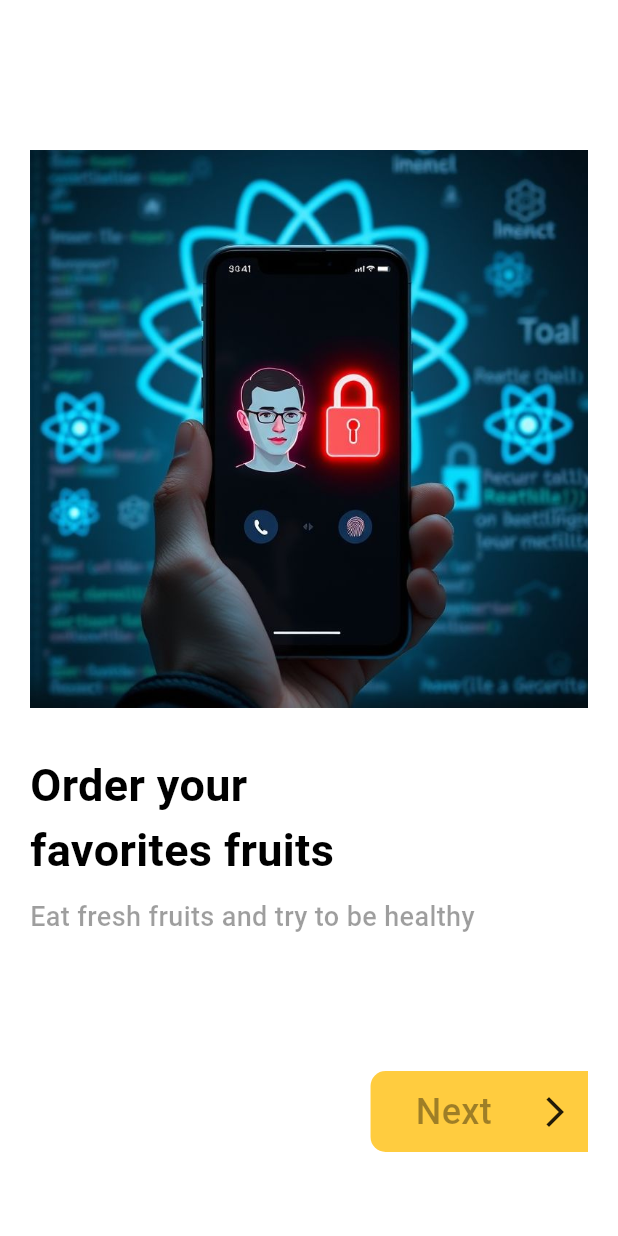
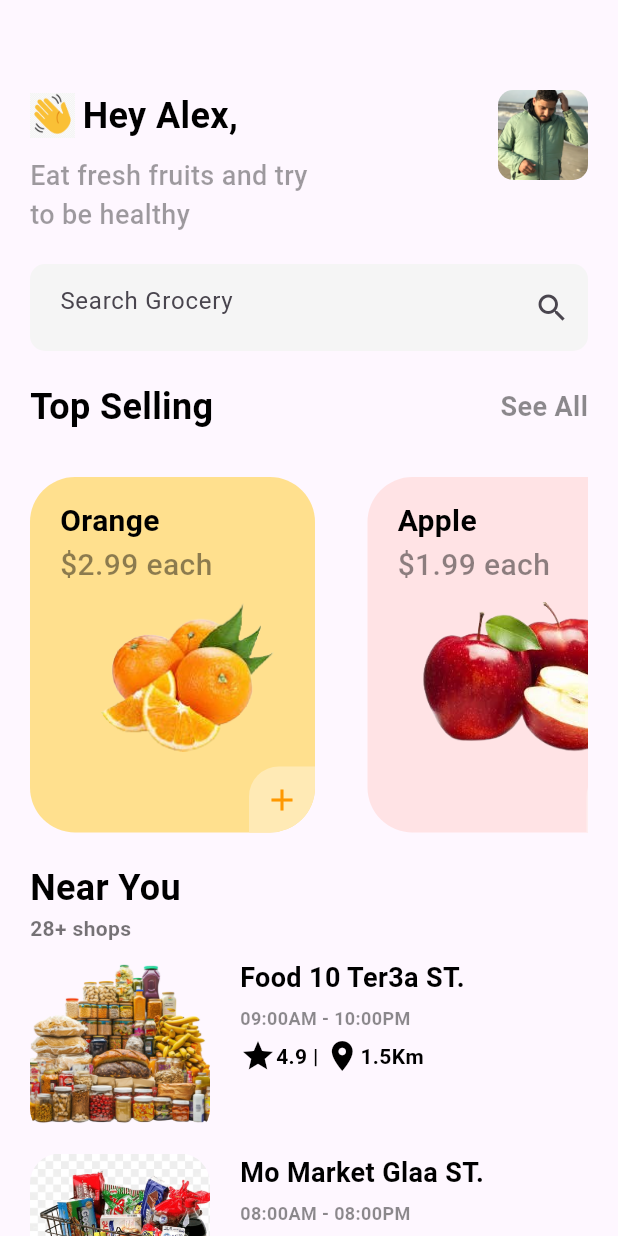
Before and after one commit to ahmedfouad01099/flutterGrocery, a Flutter app: the screen it shows after launch, on a phone screen of 412 x 824 dp. Run offline on Flutter 3.47's test engine with Material 3 defaults, Android fonts, the phone set to English and light mode, and no system bars.

Commit message:
finish designing of grocery market home screen including search bar, top selling list and near you shop list

```diff
--- a/lib/main.dart
+++ b/lib/main.dart
@@ -1,4 +1,5 @@
 import 'package:flutter/material.dart';
+import 'package:fluttergrocery/pages/home.dart';
 import 'package:fluttergrocery/pages/landing.dart';
 
 void main() {
@@ -32,7 +33,7 @@ class MyApp extends StatelessWidget {
         // tested with just a hot reload.
         colorScheme: ColorScheme.fromSeed(seedColor: Colors.deepPurple),
       ),
-      home: Landing(),
+      home: Home(),
     );
   }
 }
--- /dev/null
+++ b/lib/pages/home.dart
@@ -0,0 +1,423 @@
+import 'package:flutter/material.dart';
+
+class Home extends StatefulWidget {
+  const Home({super.key});
+
+  @override
+  State<Home> createState() => _HomeState();
+}
+
+class _HomeState extends State<Home> {
+  @override
+  Widget build(BuildContext context) {
+    return Scaffold(
+      body: Container(
+        padding: EdgeInsets.only(top: 60, left: 20, right: 20),
+        child: Column(
+          crossAxisAlignment: CrossAxisAlignment.start,
+          children: [
+            Row(
+              crossAxisAlignment: CrossAxisAlignment.start,
+              mainAxisAlignment: MainAxisAlignment.spaceBetween,
+              children: [
+                Column(
+                  crossAxisAlignment: CrossAxisAlignment.start,
+                  children: [
+                    Row(
+                      children: [
+                        Image.asset(
+                          'images/wave.png',
+                          height: 30,
+                          width: 30,
+                          fit: BoxFit.cover,
+                        ),
+                        SizedBox(width: 5),
+                        Text(
+                          "Hey Alex,",
+                          style: TextStyle(
+                            color: Colors.black,
+                            fontSize: 24,
+                            fontWeight: FontWeight.bold,
+                          ),
+                        ),
+                      ],
+                    ),
+                    SizedBox(height: 10),
+                    Text(
+                      "Eat fresh fruits and try\nto be healthy",
+                      style: TextStyle(
+                        color: Colors.black38,
+                        fontSize: 18,
+                        fontWeight: FontWeight.w500,
+                      ),
+                    ),
+                  ],
+                ),
+                ClipRRect(
+                  borderRadius: BorderRadius.circular(10),
+                  child: Image.asset(
+                    'images/ahmed.png',
+                    height: 60,
+                    width: 60,
+                    fit: BoxFit.cover,
+                  ),
+                ),
+              ],
+            ),
+
+            SizedBox(height: 20),
+
+            Expanded(
+              child: SingleChildScrollView(
+                child: Column(
+                  crossAxisAlignment: CrossAxisAlignment.start,
+                  children: [
+                    Container(
+                      padding: EdgeInsets.only(left: 20, top: 5, bottom: 5),
+                      width: MediaQuery.of(context).size.width,
+                      decoration: BoxDecoration(
+                        color: Color(0xfff5f5f5),
+                        borderRadius: BorderRadius.circular(10),
+                      ),
+                      child: TextField(
+                        decoration: InputDecoration(
+                          border: InputBorder.none,
+                          hintText: "Search Grocery",
+                          suffixIcon: Icon(Icons.search_outlined),
+                        ),
+                      ),
+                    ),
+                    SizedBox(height: 20),
+                    Row(
+                      mainAxisAlignment: MainAxisAlignment.spaceBetween,
+                      children: [
+                        Text(
+                          "Top Selling",
+                          style: TextStyle(
+                            color: Colors.black,
+                            fontSize: 24,
+                            fontWeight: FontWeight.bold,
+                          ),
+                        ),
+                        Text(
+                          "See All",
+                          style: TextStyle(
+                            color: Colors.black45,
+                            fontSize: 18,
+                            fontWeight: FontWeight.bold,
+                          ),
+                        ),
+                      ],
+                    ),
+
+                    SizedBox(height: 30),
+
+                    Container(
+                      height: 237,
+                      child: ListView(
+                        scrollDirection: Axis.horizontal,
+                        children: [
+                          Container(
+                            width: 190, // Add a fixed width for the card
+                            margin: EdgeInsets.only(
+                              right: 15,
+                            ), // Add some spacing between cards
+                            padding: EdgeInsets.only(
+                              top: 15,
+                              left: 20,
+                            ), // Add padding inside the card
+                            decoration: BoxDecoration(
+                              color: Color(0xffffe08e),
+                              borderRadius: BorderRadius.circular(
+                                30,
+                              ), // Optional: rounded corners
+                            ),
+                            child: Column(
+                              crossAxisAlignment: CrossAxisAlignment.start,
+                              children: [
+                                Text(
+                                  "Orange",
+                                  style: TextStyle(
+                                    color: Colors.black,
+                                    fontSize: 20,
+                                    fontWeight: FontWeight.bold,
+                                  ),
+                                ),
+                                Text(
+                                  "\$2.99 each",
+                                  style: TextStyle(
+                                    color: Colors.black45,
+                                    fontSize: 20,
+                                    fontWeight: FontWeight.w500,
+                                  ),
+                                ),
+                                SizedBox(height: 10),
+                                Center(
+                                  // Center the image
+                                  child: Image.asset(
+                                    'images/orange.png',
+                                    height: 100,
+                                  ),
+                                ),
+                                SizedBox(height: 10),
+                                Row(
+                                  mainAxisAlignment:
+                                      MainAxisAlignment
+                                          .end, // This will now work properly
+                                  children: [
+                                    Container(
+                                      padding: EdgeInsets.all(10),
+                                      decoration: BoxDecoration(
+                                        color: Color(0xFFFFEAB5),
+                                        borderRadius: BorderRadius.only(
+                                          bottomRight: Radius.circular(30),
+                                          topLeft: Radius.circular(20),
+                                        ), // Optional: rounded corners
+                                      ),
+                                      child: Icon(
+                                        Icons.add,
+                                        color: Colors.orange,
+                                      ),
+                                    ),
+                                  ],
+                                ),
+                              ],
+                            ),
+                          ),
+
+                          SizedBox(width: 20),
+
+                          Container(
+                            width: 190, // Add a fixed width for the card
+                            margin: EdgeInsets.only(
+                              right: 15,
+                            ), // Add some spacing between cards
+                            padding: EdgeInsets.only(
+                              top: 15,
+                              left: 20,
+                            ), // Add padding inside the card
+                            decoration: BoxDecoration(
+                              color: Color(0xffffe3e5),
+                              borderRadius: BorderRadius.circular(
+                                30,
+                              ), // Optional: rounded corners
+                            ),
+                            child: Column(
+                              crossAxisAlignment: CrossAxisAlignment.start,
+                              children: [
+                                Text(
+                                  "Apple",
+                                  style: TextStyle(
+                                    color: Colors.black,
+                                    fontSize: 20,
+                                    fontWeight: FontWeight.bold,
+                                  ),
+                                ),
+                                Text(
+                                  "\$1.99 each",
+                                  style: TextStyle(
+                                    color: Colors.black45,
+                                    fontSize: 20,
+                                    fontWeight: FontWeight.w500,
+                                  ),
+                                ),
+                                SizedBox(height: 10),
+                                Center(
+                                  // Center the image
+                                  child: Image.asset(
+                                    'images/apple.png',
+                                    height: 100,
+                                  ),
+                                ),
+                                SizedBox(height: 10),
+                                Row(
+                                  mainAxisAlignment:
+                                      MainAxisAlignment
+                                          .end, // This will now work properly
+                                  children: [
+                                    Container(
+                                      padding: EdgeInsets.all(10),
+                                      decoration: BoxDecoration(
+                                        color: Color(0xffffeeeef),
+                                        borderRadius: BorderRadius.only(
+                                          bottomRight: Radius.circular(30),
+                                          topLeft: Radius.circular(20),
+                                        ), // Optional: rounded corners
+                                      ),
+                                      child: Icon(Icons.add, color: Colors.pink),
+                                    ),
+                                  ],
+                                ),
+                              ],
+                            ),
+                          ),
+                        ],
+                      ),
+                    ),
+
+                    SizedBox(height: 20),
+
+                    Text(
+                      "Near You",
+                      style: TextStyle(
+                        color: Colors.black,
+                        fontSize: 24,
+                        fontWeight: FontWeight.bold,
+                      ),
+                    ),
+                    Text(
+                      "28+ shops",
+                      style: TextStyle(
+                        color: Colors.black54,
+                        fontSize: 14,
+                        fontWeight: FontWeight.bold,
+                      ),
+                    ),
+
+                    SizedBox(height: 10),
+
+                    Row(
+                      crossAxisAlignment: CrossAxisAlignment.start,
+                      children: [
+                        ClipRRect(
+                          borderRadius: BorderRadius.circular(20),
+                          child: Image.asset(
+                            'images/grocery1.png',
+                            width: 120,
+                            height: 120,
+                            fit: BoxFit.cover,
+                          ),
+                        ),
+
+                        SizedBox(width: 20),
+
+                        Column(
+                          crossAxisAlignment: CrossAxisAlignment.start,
+                          children: [
+                            Text(
+                              "Food 10 Ter3a ST.",
+                              style: TextStyle(
+                                color: Colors.black,
+                                fontSize: 18,
+                                fontWeight: FontWeight.bold,
+                              ),
+                            ),
+
+                            SizedBox(height: 5),
+
+                            Text(
+                              "09:00AM - 10:00PM",
+                              style: TextStyle(
+                                color: Colors.black45,
+                                fontSize: 12,
+                                fontWeight: FontWeight.bold,
+                              ),
+                            ),
+
+                            SizedBox(height: 5),
+
+                            Row(
+                              children: [
+                                Icon(Icons.star, color: Colors.black),
+                                Text(
+                                  "4.9 | ",
+                                  style: TextStyle(
+                                    color: Colors.black,
+                                    fontSize: 14,
+                                    fontWeight: FontWeight.bold,
+                                  ),
+                                ),
+                                Icon(Icons.location_on, color: Colors.black),
+                                Text(
+                                  "1.5Km",
+                                  style: TextStyle(
+                                    color: Colors.black,
+                                    fontSize: 14,
+                                    fontWeight: FontWeight.bold,
+                                  ),
+                                ),
+                              ],
+                            ),
+                          ],
+                        ),
+                      ],
+                    ),
+
+                    SizedBox(height: 10),
+
+                    Row(
+                      crossAxisAlignment: CrossAxisAlignment.start,
+                      children: [
+                        ClipRRect(
+                          borderRadius: BorderRadius.circular(20),
+                          child: Image.asset(
+                            'images/grocery2.png',
+                            width: 120,
+                            height: 120,
+                            fit: BoxFit.cover,
+                          ),
+                        ),
+
+                        SizedBox(width: 20),
+
+                        Column(
+                          crossAxisAlignment: CrossAxisAlignment.start,
+                          children: [
+                            Text(
+                              "Mo Market Glaa ST.",
+                              style: TextStyle(
+                                color: Colors.black,
+                                fontSize: 18,
+                                fontWeight: FontWeight.bold,
+                              ),
+                            ),
+
+                            SizedBox(height: 5),
+
+                            Text(
+                              "08:00AM - 08:00PM",
+                              style: TextStyle(
+                                color: Colors.black45,
+                                fontSize: 12,
+                                fontWeight: FontWeight.bold,
+                              ),
+                            ),
+
+                            SizedBox(height: 5),
+
+                            Row(
+                              children: [
+                                Icon(Icons.star, color: Colors.black),
+                                Text(
+                                  "4.5 | ",
+                                  style: TextStyle(
+                                    color: Colors.black,
+                                    fontSize: 14,
+                                    fontWeight: FontWeight.bold,
+                                  ),
+                                ),
+                                Icon(Icons.location_on, color: Colors.black),
+                                Text(
+                                  "3.9Km",
+                                  style: TextStyle(
+                                    color: Colors.black,
+                                    fontSize: 14,
+                                    fontWeight: FontWeight.bold,
+                                  ),
+                                ),
+                              ],
+                            ),
+                          ],
+                        ),
+                      ],
+                    ),
+                  ],
+                ),
+              ),
+            ),
+          ],
+        ),
+      ),
+    );
+  }
+}
```
Also changed, not shown: images/ahmed.png (added), images/apple.png (added), images/grocery1.png (added), images/grocery2.png (added), images/orange.png (added), images/wave.png (added).
